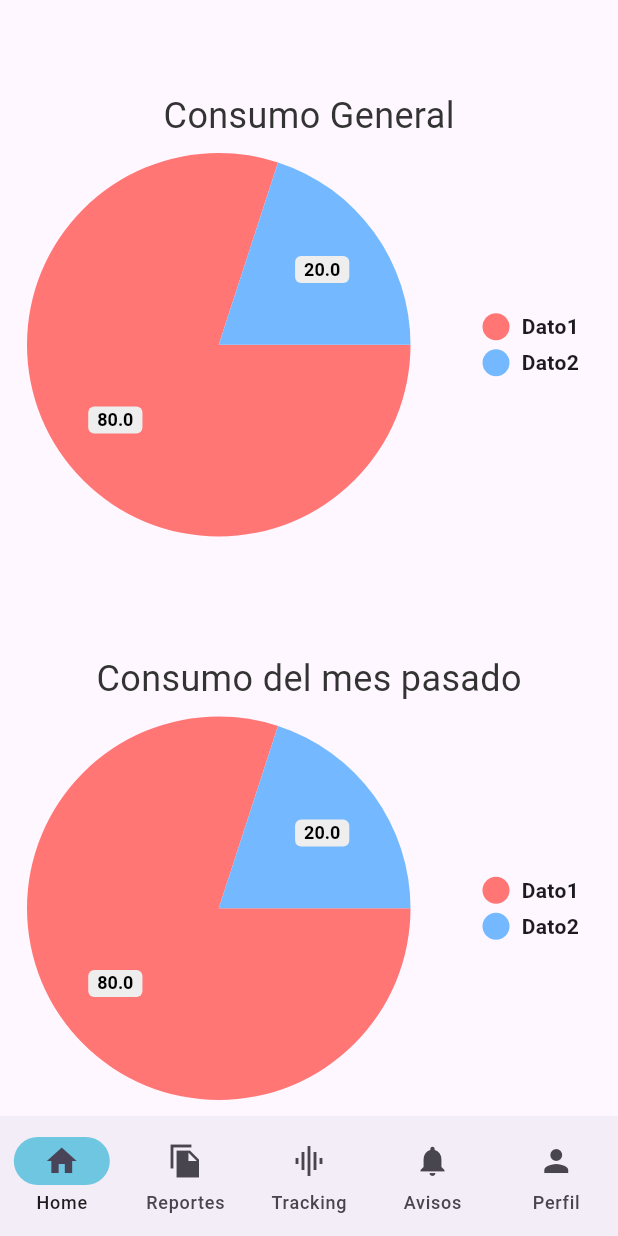
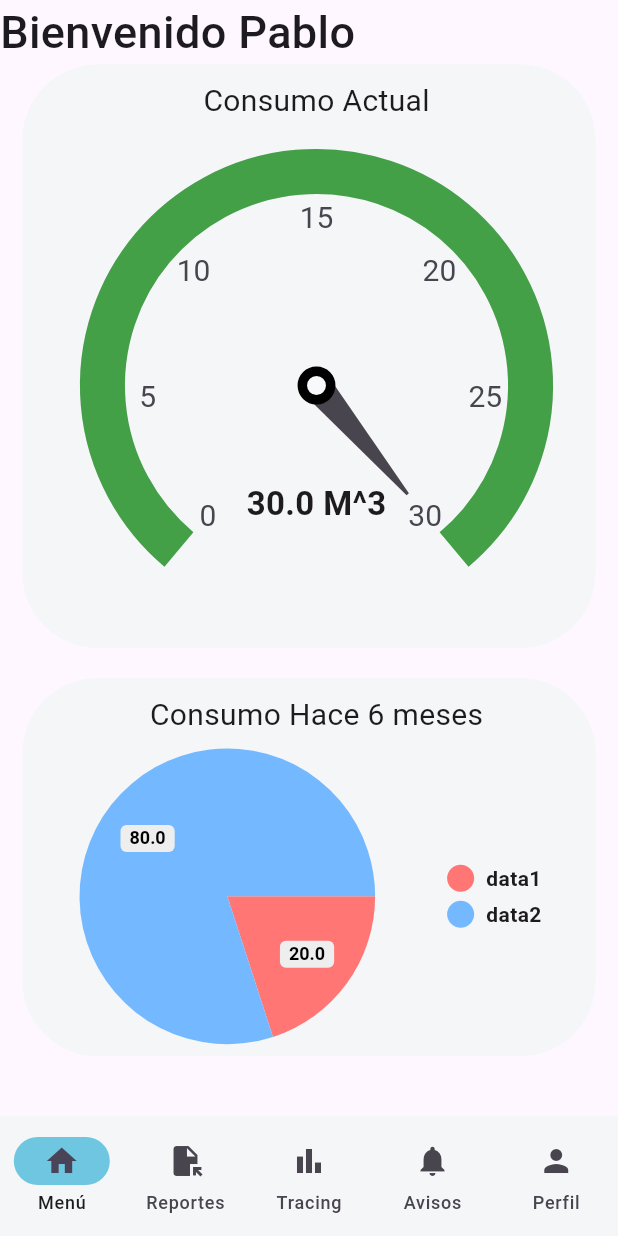
Before and after one commit to Zylohw/Leaf-Counter, a Flutter app: the screen it shows after launch, after a tap on "Iniciar Seción", on a phone screen of 412 x 824 dp. Run offline on Flutter 3.47's test engine with Material 3 defaults, Android fonts, the phone set to English and light mode, and no system bars; drawn by our look-alikes of pie_chart, syncfusion_flutter_gauges.

Commit message:
update: modify order of screens and build new screens home screen implemented and star to build reports screens

```diff
--- a/frontend/leaf_mobile/lib/screens/login_screen.dart
+++ b/frontend/leaf_mobile/lib/screens/login_screen.dart
@@ -1,7 +1,7 @@
 import 'package:flutter/material.dart';
 import 'package:leaf_mobile/core/app_colors.dart';
 import 'package:leaf_mobile/screens/forget_password_screen.dart';
-import 'package:leaf_mobile/screens/normal_users/home_screen_users.dart';
+import 'package:leaf_mobile/screens/normal_users/user_screen_router.dart';
 import 'package:leaf_mobile/screens/register_screen.dart';
 import 'package:leaf_mobile/widgets/pasword_eye.dart';
 
@@ -94,7 +94,7 @@ class _LoginScreenState extends State<LoginScreen> {
           FilledButton(
             onPressed: () {
                 // para probar las vistas se cambiara de vista destinataria, lo que se quiere decir es que se cambiara la vista a la que redirigie el login button
-                Navigator.push(context,MaterialPageRoute(builder: (context) => HomeScreenUsers()));
+                Navigator.push(context,MaterialPageRoute(builder: (context) => UserScreenRouter()));
 
             },
             style: FilledButton.styleFrom(
--- a/frontend/leaf_mobile/lib/screens/normal_users/home_screen_users.dart
+++ /dev/null
@@ -1,30 +0,0 @@
-import 'package:flutter/material.dart';
-import 'package:leaf_mobile/widgets/info_container.dart';
-import 'package:leaf_mobile/widgets/navigator_bar.dart';
-
-class HomeScreenUsers extends StatefulWidget {
-  const HomeScreenUsers({super.key});
-  @override
-  State<HomeScreenUsers> createState() => _HomeScreenUsersState();
-}
-
-class _HomeScreenUsersState extends State<HomeScreenUsers> {
-  @override
-  Widget build(BuildContext context) {
-    return Scaffold(
-      body: InfoContainer(),
-      bottomNavigationBar: NavigatorBar(
-        icon1: Icon(Icons.home),
-        icon2: Icon(Icons.file_copy_sharp),
-        icon3: Icon(Icons.graphic_eq),
-        icon4: Icon(Icons.notifications),
-        icon5: Icon(Icons.person),
-        label1: "Home",
-        label2: "Reportes",
-        label3: "Tracking",
-        label4: "Avisos",
-        label5: "Perfil",
-      ),
-    );
-  }
-}
--- /dev/null
+++ b/frontend/leaf_mobile/lib/screens/normal_users/user_screen_router.dart
@@ -0,0 +1,56 @@
+import 'package:flutter/material.dart';
+import 'package:leaf_mobile/core/app_colors.dart';
+import 'package:leaf_mobile/screens/normal_users/users_menu_screen.dart';
+import 'package:leaf_mobile/screens/normal_users/users_reports_screen.dart';
+/**
+ * este widget funciona como router para las demas vistas del usuario de tipo comun entonces todas las vistas relacionadas se conectan en este archivo
+ * modicado por : Zylo ;D
+ */
+class UserScreenRouter extends StatefulWidget {
+  const UserScreenRouter({super.key});
+  @override
+  State<UserScreenRouter> createState() => _UserScreenRouterState();
+}
+
+class _UserScreenRouterState extends State<UserScreenRouter> {
+  int indexNavBottom = 0;
+  @override
+  Widget build(BuildContext context) {
+    return Scaffold(
+      body: IndexedStack(
+        index: indexNavBottom,
+        children: [
+          // contiene las screen:
+          /**
+           * menu
+           * reportes
+           * tracking(proximanete con el microcontrolador)
+           * notificaciones
+           * perfil
+           */
+          UsersMenuScreen(userName: "Pablo"),
+          UsersReportsScreen(),
+
+        ],
+      ),
+      bottomNavigationBar: NavigationBar(
+        onDestinationSelected: (int index){
+          setState(() {
+            indexNavBottom = index;
+          });
+        },
+        selectedIndex: indexNavBottom,
+        indicatorColor: AppColors.lightBlue,
+        backgroundColor: AppColors.alternativeBackground,
+        destinations: [
+        NavigationDestination(icon: Icon(Icons.home), label: "Menú"),
+        NavigationDestination(icon: Icon(Icons.file_open), label: "Reportes"),
+        NavigationDestination(icon: Icon(Icons.bar_chart_outlined), label: "Tracing"),
+        NavigationDestination(icon: Icon(Icons.notifications), label: "Avisos"),
+        NavigationDestination(icon: Icon(Icons.person), label: "Perfil")
+      ]),
+
+
+    );
+  }
+}
--- /dev/null
+++ b/frontend/leaf_mobile/lib/screens/normal_users/users_menu_screen.dart
@@ -0,0 +1,135 @@
+import 'package:flutter/material.dart';
+import 'package:flutter/widgets.dart';
+import 'package:leaf_mobile/core/app_colors.dart';
+import 'package:pie_chart/pie_chart.dart';
+import 'package:syncfusion_flutter_gauges/gauges.dart';
+
+class UsersMenuScreen extends StatefulWidget {
+  final String userName;
+  const UsersMenuScreen({super.key, required this.userName});
+  @override
+  State<UsersMenuScreen> createState() => _UserMenuScreenState();
+}
+
+class _UserMenuScreenState extends State<UsersMenuScreen> {
+  @override
+  Widget build(BuildContext context) {
+    return ListView(
+      children: [
+        Text(
+          "Bienvenido ${widget.userName}",
+          style: TextStyle(fontSize: 30, fontWeight: FontWeight.w500),
+        ),
+        radialChart(30),
+        myGraph(),
+      ],
+    );
+  }
+}
+
+Container helloUser(String userName) {
+  return Container(
+    padding: EdgeInsetsGeometry.only(top: 50, right: 270),
+    child: Text(
+      userName,
+      style: TextStyle(
+        fontWeight: FontWeight.bold,
+        color: AppColors.primaryText,
+        fontSize: 28,
+      ),
+    ),
+  );
+}
+
+Padding radialChart(double data) {
+  return Padding(
+    padding: EdgeInsetsGeometry.only(bottom: 20, left: 15, right: 15),
+    child: Container(
+      decoration: BoxDecoration(
+        color: AppColors.alternativeBackground,
+        borderRadius: BorderRadius.circular(50),
+      ),
+      padding: EdgeInsetsGeometry.only(left: 30, right: 20, top: 10),
+      child: Column(
+        children: [
+          Text("Consumo Actual", style: TextStyle(fontSize: 20)),
+          SfRadialGauge(
+            enableLoadingAnimation: true,
+            animationDuration: 1100,
+            axes: [
+              RadialAxis(
+                axisLineStyle: AxisLineStyle(thickness: 30),
+                showTicks: false,
+                axisLabelStyle: GaugeTextStyle(fontSize: 20),
+                maximum: 30,
+                minimum: 0,
+                pointers: [
+                  NeedlePointer(
+                    value: data,
+                    enableAnimation: true,
+                    knobStyle: KnobStyle(
+                      color: AppColors.background,
+                      knobRadius: 0.06,
+                      borderWidth: 0.04,
+                      borderColor: Colors.black,
+                    ),
+                  ),
+                  RangePointer(
+                    enableAnimation: true,
+                    color: lightsIdentifierColor(data),
+                    width: 30,
+                    value: data,
+                  ),
+                ],
+                annotations: [
+                  GaugeAnnotation(
+                    widget: Text(
+                      '$data M^3',
+                      style: TextStyle(
+                        fontSize: 22,
+                        fontWeight: FontWeight.bold,
+                      ),
+                    ),
+                    angle: 90,
+                    positionFactor: 0.5,
+                  ),
+                ],
+              ),
+            ],
+          ),
+        ],
+      ),
+    ),
+  );
+}
+
+Padding myGraph() {
+  Map<String, double> dataMap = {"data1": 20.0, "data2": 80.0};
+  return Padding(
+    padding: EdgeInsetsGeometry.only(bottom: 20, left: 15, right: 15),
+    child: Container(
+      decoration: BoxDecoration(
+        color: AppColors.alternativeBackground,
+        borderRadius: BorderRadius.circular(50),
+      ),
+      padding: EdgeInsetsGeometry.only(left: 30, right: 20, top: 10),
+      child: Column(
+        children: [
+          Text("Consumo Hace 6 meses", style: TextStyle(fontSize: 20)),
+          PieChart(dataMap: dataMap),
+        ],
+      ),
+    ),
+  );
+}
+
+Color lightsIdentifierColor(double data){
+
+  if(data >= 0.9 || data<= 10.9){
+    return AppColors.stateGreen;
+  }else if(data>=10.9 || data<= 29.9 ){
+    return AppColors.stateYellowOrange;
+  }else{
+    return AppColors.stateRed;
+  }
+}
--- /dev/null
+++ b/frontend/leaf_mobile/lib/screens/normal_users/users_reports_screen.dart
@@ -0,0 +1,16 @@
+import 'package:flutter/widgets.dart';
+
+class UsersReportsScreen extends StatefulWidget{
+  const UsersReportsScreen({super.key});
+  @override
+  State<UsersReportsScreen> createState() => _UserReportsScreenState();
+}
+
+class _UserReportsScreenState extends State<UsersReportsScreen>{
+
+  @override
+  Widget build(BuildContext context){
+    return
+    Text("Data");
+  }
+}
--- a/frontend/leaf_mobile/lib/widgets/info_container.dart
+++ /dev/null
@@ -1,55 +0,0 @@
-import 'package:flutter/material.dart';
-import 'package:pie_chart/pie_chart.dart';
-import'package:leaf_mobile/core/app_colors.dart';
-
-
-class InfoContainer extends StatefulWidget{
-  const InfoContainer({super.key});
-  @override
-  State<InfoContainer> createState() => _InfoContainerState();
-}
-
-class _InfoContainerState extends State<InfoContainer>{
-  // estos datos son ficticios mas adelante se van a agregar datos de verdad qeu seran los del backend
-  // TODO:conectarse al backend y modificar este mapa
-  Map<String,double> dataMap = {
-    "Dato1":80,
-    "Dato2":20  ,
-  };
-  @override
-  Widget build (BuildContext context){
-    return Column(
-      mainAxisAlignment: MainAxisAlignment.spaceBetween,
-      children: [
-
-        Container(
-          padding: EdgeInsets.only(top: 60,left: 10,right: 10,bottom: 10),
-          child: Column(
-            children: [
-              Text("Consumo General", style: TextStyle(
-                fontSize: 24,
-                color: AppColors.primaryText
-              ),),
-              PieChart(dataMap: dataMap)
-            ],
-          ),
-
-        ),
-
-        Container(
-          padding: EdgeInsets.only(top: 60,left: 10,right: 10,bottom: 10),
-          child: Column(
-            children: [
-              Text("Consumo del mes pasado", style: TextStyle(
-                fontSize: 24,
-                color: AppColors.primaryText
-              ),),
-              PieChart(dataMap: dataMap)
-            ],
-          ),
-
-        )
-      ],
-    );
-  }
-}
--- a/frontend/leaf_mobile/lib/widgets/navigator_bar.dart
+++ /dev/null
@@ -1,35 +0,0 @@
-import 'package:flutter/material.dart';
-import 'package:leaf_mobile/core/app_colors.dart';
-
-class NavigatorBar extends StatefulWidget{
-  final Icon icon1 ;
-  final Icon icon2 ;
-  final Icon icon3 ;
-  final Icon icon4 ;
-  final Icon icon5 ;
-  final String label1;
-  final String label2;
-  final String label3;
-  final String label4;
-  final String label5;
-
-  const NavigatorBar({super.key,required this.icon1,required this.icon2,required this.icon3,required this.icon4,required this.icon5,required this.label1,required this.label2,required this.label3,required this.label4,required this.label5});
-  @override
-  State<NavigatorBar> createState() => _NavigatorBarState();
-}
-
-class _NavigatorBarState extends State<NavigatorBar>{
-  @override
-  Widget build  (BuildContext context){
-    return NavigationBar(
-      indicatorColor: AppColors.lightBlue,
-      destinations: <Widget>[
-        NavigationDestination(icon: widget.icon1, label: widget.label1),
-        NavigationDestination(icon: widget.icon2, label: widget.label2),
-        NavigationDestination(icon: widget.icon3, label: widget.label3),
-        NavigationDestination(icon: widget.icon4, label: widget.label4),
-        NavigationDestination(icon: widget.icon5, label: widget.label5),
-      ]
-      );
-  }
-}
--- a/frontend/leaf_mobile/pubspec.yaml
+++ b/frontend/leaf_mobile/pubspec.yaml
@@ -36,6 +36,7 @@ dependencies:
   # The following adds the Cupertino Icons font to your application.
   # Use with the CupertinoIcons class for iOS style icons.
   cupertino_icons: ^1.0.8
+  syncfusion_flutter_gauges: ^34.2.7
 
 dev_dependencies:
   flutter_test:
```
Also changed, not shown: frontend/leaf_mobile/pubspec.lock.
